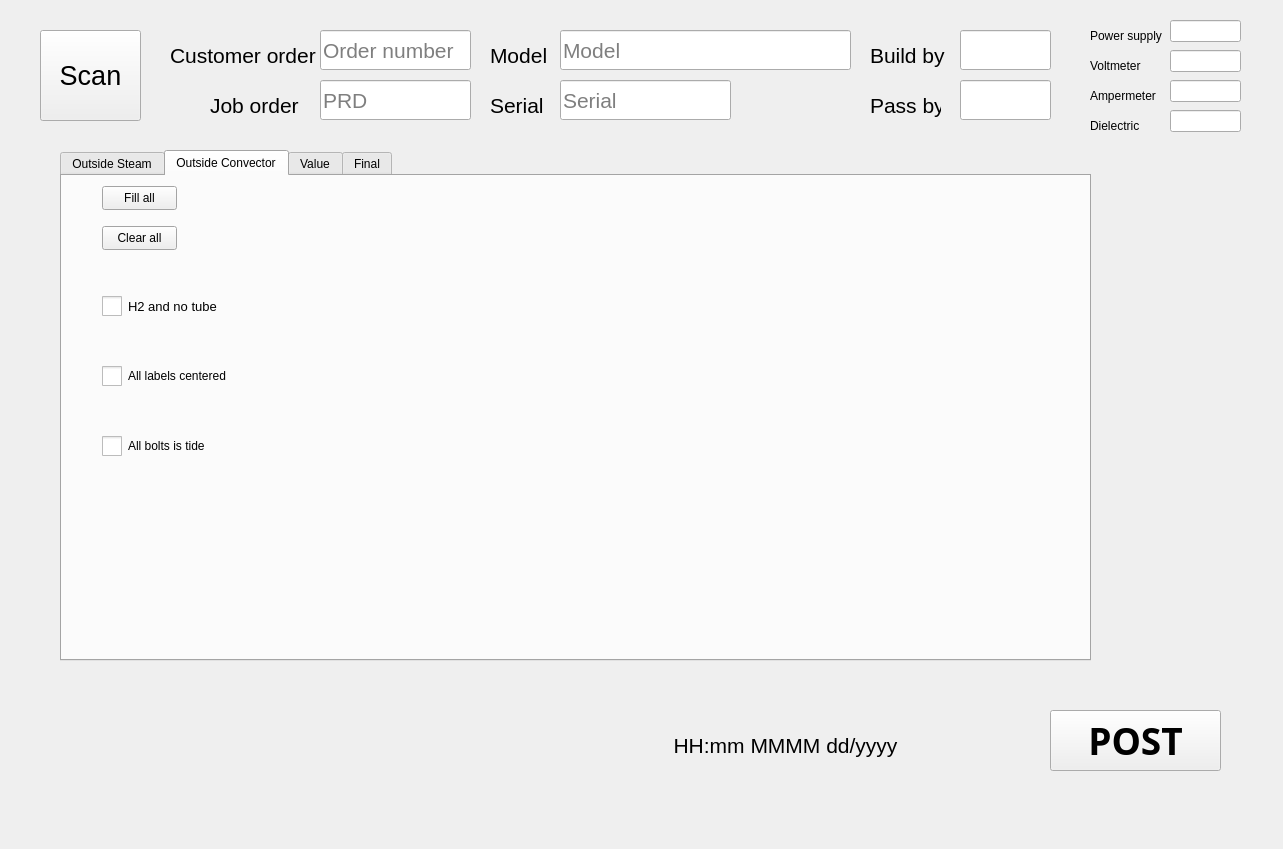
Above: frontend.ui from yehor393/TesterReport before the change. Below: the same form after it.
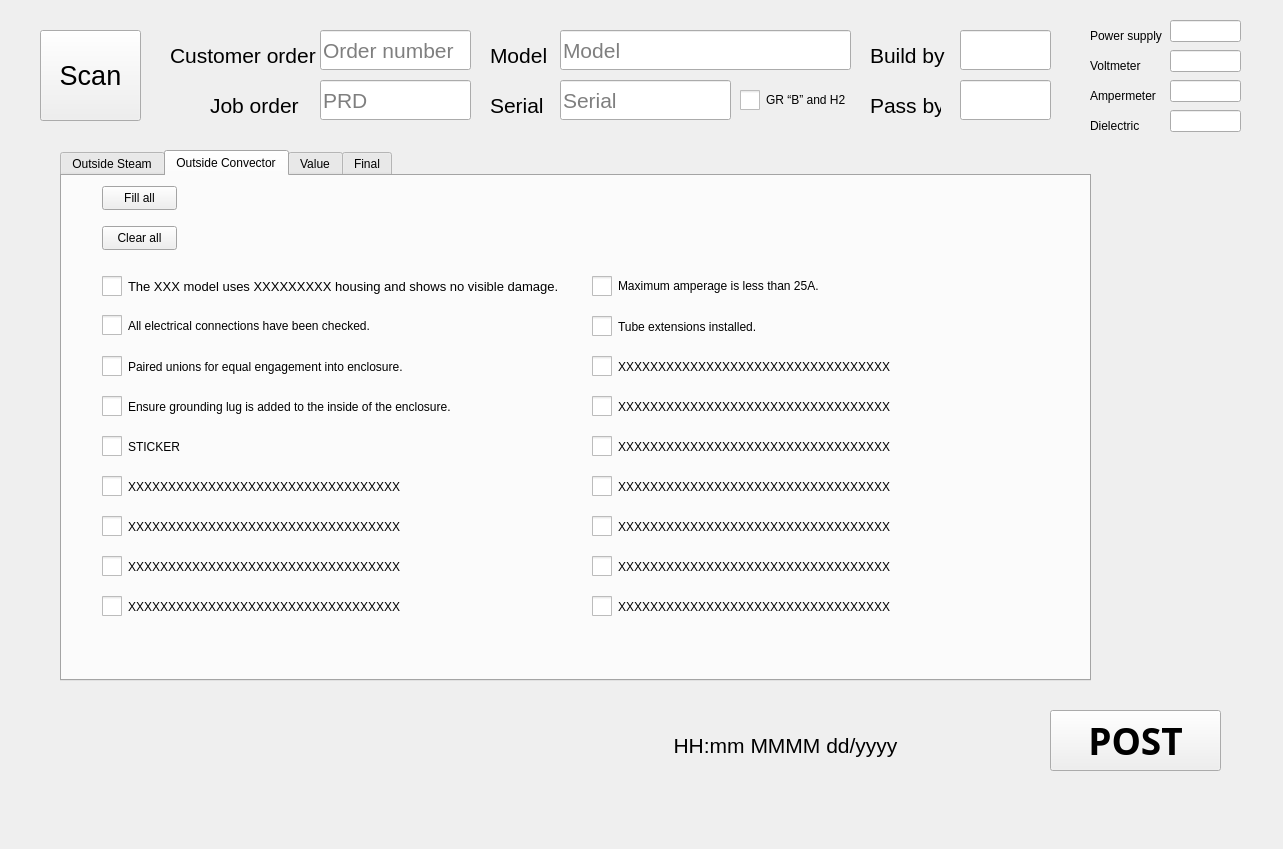
That is the form after the change. Icons and pictures are not drawn.

Commit message:
feat: add XC and CF models, checkBoxes (H2, maxAmps) for build in T and w/o T, enclosure recognizing
- Implemented logic for parsing and handling XC and CF models.
- Added functionality to show/hide checkBoxes (H2, maxAmps):
  - H2 is hidden only for 'Thermostat' option.
  - maxAmps is shown for  'Thermostat' options.
- Included proper enclosure type recognition:
  - Supports IIC, IIB, and default None.

```diff
--- a/frontend.ui
+++ b/frontend.ui
@@ -77,7 +77,7 @@
       <x>60</x>
       <y>150</y>
       <width>1031</width>
-      <height>511</height>
+      <height>531</height>
      </rect>
     </property>
     <property name="palette">
@@ -226,8 +226,8 @@
       <property name="geometry">
        <rect>
         <x>40</x>
-        <y>110</y>
-        <width>161</width>
+        <y>90</y>
+        <width>471</width>
         <height>40</height>
        </rect>
       </property>
@@ -252,16 +252,16 @@
 </string>
       </property>
       <property name="text">
-       <string>H2 and no tube</string>
+       <string>The XXX model uses XXXXXXXXX housing and shows no visible damage.</string>
       </property>
      </widget>
      <widget class="QCheckBox" name="checkBox_5">
       <property name="geometry">
        <rect>
         <x>40</x>
-        <y>180</y>
-        <width>151</width>
-        <height>40</height>
+        <y>129</y>
+        <width>301</width>
+        <height>41</height>
        </rect>
       </property>
       <property name="styleSheet">
@@ -280,15 +280,15 @@
 </string>
       </property>
       <property name="text">
-       <string>All labels centered  </string>
+       <string>All electrical connections have been checked.</string>
       </property>
      </widget>
      <widget class="QCheckBox" name="checkBox_6">
       <property name="geometry">
        <rect>
-        <x>40</x>
-        <y>250</y>
-        <width>151</width>
+        <x>530</x>
+        <y>90</y>
+        <width>301</width>
         <height>40</height>
        </rect>
       </property>
@@ -317,7 +317,7 @@
 </string>
       </property>
       <property name="text">
-       <string>All bolts is tide</string>
+       <string>Maximum amperage is less than 25A.</string>
       </property>
       <property name="iconSize">
        <size>
@@ -352,6 +352,426 @@
        <string>Fill all</string>
       </property>
      </widget>
+     <widget class="QCheckBox" name="checkBox_8">
+      <property name="geometry">
+       <rect>
+        <x>40</x>
+        <y>170</y>
+        <width>301</width>
+        <height>41</height>
+       </rect>
+      </property>
+      <property name="styleSheet">
+       <string notr="true">QCheckBox::indicator {
+    width: 20px;  /* Розмір квадратика */
+    height: 20px;
+}
+
+QCheckBox::indicator:unchecked {
+    image: url(default_unchecked.png);  /* Зображення для неактивної галочки */
+}
+
+QCheckBox::indicator:checked {
+    image: url(default_checked.png);  /* Зображення для активної галочки */
+}
+</string>
+      </property>
+      <property name="text">
+       <string>Paired unions for equal engagement into enclosure.</string>
+      </property>
+     </widget>
+     <widget class="QCheckBox" name="checkBox_9">
+      <property name="geometry">
+       <rect>
+        <x>40</x>
+        <y>210</y>
+        <width>371</width>
+        <height>41</height>
+       </rect>
+      </property>
+      <property name="styleSheet">
+       <string notr="true">QCheckBox::indicator {
+    width: 20px;  /* Розмір квадратика */
+    height: 20px;
+}
+
+QCheckBox::indicator:unchecked {
+    image: url(default_unchecked.png);  /* Зображення для неактивної галочки */
+}
+
+QCheckBox::indicator:checked {
+    image: url(default_checked.png);  /* Зображення для активної галочки */
+}
+</string>
+      </property>
+      <property name="text">
+       <string>Ensure grounding lug is added to the inside of the enclosure.</string>
+      </property>
+     </widget>
+     <widget class="QCheckBox" name="checkBox_10">
+      <property name="geometry">
+       <rect>
+        <x>40</x>
+        <y>250</y>
+        <width>301</width>
+        <height>41</height>
+       </rect>
+      </property>
+      <property name="styleSheet">
+       <string notr="true">QCheckBox::indicator {
+    width: 20px;  /* Розмір квадратика */
+    height: 20px;
+}
+
+QCheckBox::indicator:unchecked {
+    image: url(default_unchecked.png);  /* Зображення для неактивної галочки */
+}
+
+QCheckBox::indicator:checked {
+    image: url(default_checked.png);  /* Зображення для активної галочки */
+}
+</string>
+      </property>
+      <property name="text">
+       <string>STICKER</string>
+      </property>
+     </widget>
+     <widget class="QCheckBox" name="checkBox_11">
+      <property name="geometry">
+       <rect>
+        <x>40</x>
+        <y>290</y>
+        <width>301</width>
+        <height>41</height>
+       </rect>
+      </property>
+      <property name="styleSheet">
+       <string notr="true">QCheckBox::indicator {
+    width: 20px;  /* Розмір квадратика */
+    height: 20px;
+}
+
+QCheckBox::indicator:unchecked {
+    image: url(default_unchecked.png);  /* Зображення для неактивної галочки */
+}
+
+QCheckBox::indicator:checked {
+    image: url(default_checked.png);  /* Зображення для активної галочки */
+}
+</string>
+      </property>
+      <property name="text">
+       <string>XXXXXXXXXXXXXXXXXXXXXXXXXXXXXXXXXX</string>
+      </property>
+     </widget>
+     <widget class="QCheckBox" name="checkBox_12">
+      <property name="geometry">
+       <rect>
+        <x>40</x>
+        <y>370</y>
+        <width>301</width>
+        <height>41</height>
+       </rect>
+      </property>
+      <property name="styleSheet">
+       <string notr="true">QCheckBox::indicator {
+    width: 20px;  /* Розмір квадратика */
+    height: 20px;
+}
+
+QCheckBox::indicator:unchecked {
+    image: url(default_unchecked.png);  /* Зображення для неактивної галочки */
+}
+
+QCheckBox::indicator:checked {
+    image: url(default_checked.png);  /* Зображення для активної галочки */
+}
+</string>
+      </property>
+      <property name="text">
+       <string>XXXXXXXXXXXXXXXXXXXXXXXXXXXXXXXXXX</string>
+      </property>
+     </widget>
+     <widget class="QCheckBox" name="checkBox_13">
+      <property name="geometry">
+       <rect>
+        <x>40</x>
+        <y>330</y>
+        <width>301</width>
+        <height>41</height>
+       </rect>
+      </property>
+      <property name="styleSheet">
+       <string notr="true">QCheckBox::indicator {
+    width: 20px;  /* Розмір квадратика */
+    height: 20px;
+}
+
+QCheckBox::indicator:unchecked {
+    image: url(default_unchecked.png);  /* Зображення для неактивної галочки */
+}
+
+QCheckBox::indicator:checked {
+    image: url(default_checked.png);  /* Зображення для активної галочки */
+}
+</string>
+      </property>
+      <property name="text">
+       <string>XXXXXXXXXXXXXXXXXXXXXXXXXXXXXXXXXX</string>
+      </property>
+     </widget>
+     <widget class="QCheckBox" name="checkBox_14">
+      <property name="geometry">
+       <rect>
+        <x>40</x>
+        <y>410</y>
+        <width>301</width>
+        <height>41</height>
+       </rect>
+      </property>
+      <property name="styleSheet">
+       <string notr="true">QCheckBox::indicator {
+    width: 20px;  /* Розмір квадратика */
+    height: 20px;
+}
+
+QCheckBox::indicator:unchecked {
+    image: url(default_unchecked.png);  /* Зображення для неактивної галочки */
+}
+
+QCheckBox::indicator:checked {
+    image: url(default_checked.png);  /* Зображення для активної галочки */
+}
+</string>
+      </property>
+      <property name="text">
+       <string>XXXXXXXXXXXXXXXXXXXXXXXXXXXXXXXXXX</string>
+      </property>
+     </widget>
+     <widget class="QCheckBox" name="checkBox_15">
+      <property name="geometry">
+       <rect>
+        <x>530</x>
+        <y>130</y>
+        <width>301</width>
+        <height>41</height>
+       </rect>
+      </property>
+      <property name="styleSheet">
+       <string notr="true">QCheckBox::indicator {
+    width: 20px;  /* Розмір квадратика */
+    height: 20px;
+}
+
+QCheckBox::indicator:unchecked {
+    image: url(default_unchecked.png);  /* Зображення для неактивної галочки */
+}
+
+QCheckBox::indicator:checked {
+    image: url(default_checked.png);  /* Зображення для активної галочки */
+}
+</string>
+      </property>
+      <property name="text">
+       <string>Tube extensions installed.</string>
+      </property>
+     </widget>
+     <widget class="QCheckBox" name="checkBox_16">
+      <property name="geometry">
+       <rect>
+        <x>530</x>
+        <y>210</y>
+        <width>301</width>
+        <height>41</height>
+       </rect>
+      </property>
+      <property name="styleSheet">
+       <string notr="true">QCheckBox::indicator {
+    width: 20px;  /* Розмір квадратика */
+    height: 20px;
+}
+
+QCheckBox::indicator:unchecked {
+    image: url(default_unchecked.png);  /* Зображення для неактивної галочки */
+}
+
+QCheckBox::indicator:checked {
+    image: url(default_checked.png);  /* Зображення для активної галочки */
+}
+</string>
+      </property>
+      <property name="text">
+       <string>XXXXXXXXXXXXXXXXXXXXXXXXXXXXXXXXXX</string>
+      </property>
+     </widget>
+     <widget class="QCheckBox" name="checkBox_17">
+      <property name="geometry">
+       <rect>
+        <x>530</x>
+        <y>170</y>
+        <width>301</width>
+        <height>41</height>
+       </rect>
+      </property>
+      <property name="styleSheet">
+       <string notr="true">QCheckBox::indicator {
+    width: 20px;  /* Розмір квадратика */
+    height: 20px;
+}
+
+QCheckBox::indicator:unchecked {
+    image: url(default_unchecked.png);  /* Зображення для неактивної галочки */
+}
+
+QCheckBox::indicator:checked {
+    image: url(default_checked.png);  /* Зображення для активної галочки */
+}
+</string>
+      </property>
+      <property name="text">
+       <string>XXXXXXXXXXXXXXXXXXXXXXXXXXXXXXXXXX</string>
+      </property>
+     </widget>
+     <widget class="QCheckBox" name="checkBox_18">
+      <property name="geometry">
+       <rect>
+        <x>530</x>
+        <y>250</y>
+        <width>301</width>
+        <height>41</height>
+       </rect>
+      </property>
+      <property name="styleSheet">
+       <string notr="true">QCheckBox::indicator {
+    width: 20px;  /* Розмір квадратика */
+    height: 20px;
+}
+
+QCheckBox::indicator:unchecked {
+    image: url(default_unchecked.png);  /* Зображення для неактивної галочки */
+}
+
+QCheckBox::indicator:checked {
+    image: url(default_checked.png);  /* Зображення для активної галочки */
+}
+</string>
+      </property>
+      <property name="text">
+       <string>XXXXXXXXXXXXXXXXXXXXXXXXXXXXXXXXXX</string>
+      </property>
+     </widget>
+     <widget class="QCheckBox" name="checkBox_19">
+      <property name="geometry">
+       <rect>
+        <x>530</x>
+        <y>410</y>
+        <width>301</width>
+        <height>41</height>
+       </rect>
+      </property>
+      <property name="styleSheet">
+       <string notr="true">QCheckBox::indicator {
+    width: 20px;  /* Розмір квадратика */
+    height: 20px;
+}
+
+QCheckBox::indicator:unchecked {
+    image: url(default_unchecked.png);  /* Зображення для неактивної галочки */
+}
+
+QCheckBox::indicator:checked {
+    image: url(default_checked.png);  /* Зображення для активної галочки */
+}
+</string>
+      </property>
+      <property name="text">
+       <string>XXXXXXXXXXXXXXXXXXXXXXXXXXXXXXXXXX</string>
+      </property>
+     </widget>
+     <widget class="QCheckBox" name="checkBox_20">
+      <property name="geometry">
+       <rect>
+        <x>530</x>
+        <y>370</y>
+        <width>301</width>
+        <height>41</height>
+       </rect>
+      </property>
+      <property name="styleSheet">
+       <string notr="true">QCheckBox::indicator {
+    width: 20px;  /* Розмір квадратика */
+    height: 20px;
+}
+
+QCheckBox::indicator:unchecked {
+    image: url(default_unchecked.png);  /* Зображення для неактивної галочки */
+}
+
+QCheckBox::indicator:checked {
+    image: url(default_checked.png);  /* Зображення для активної галочки */
+}
+</string>
+      </property>
+      <property name="text">
+       <string>XXXXXXXXXXXXXXXXXXXXXXXXXXXXXXXXXX</string>
+      </property>
+     </widget>
+     <widget class="QCheckBox" name="checkBox_21">
+      <property name="geometry">
+       <rect>
+        <x>530</x>
+        <y>290</y>
+        <width>301</width>
+        <height>41</height>
+       </rect>
+      </property>
+      <property name="styleSheet">
+       <string notr="true">QCheckBox::indicator {
+    width: 20px;  /* Розмір квадратика */
+    height: 20px;
+}
+
+QCheckBox::indicator:unchecked {
+    image: url(default_unchecked.png);  /* Зображення для неактивної галочки */
+}
+
+QCheckBox::indicator:checked {
+    image: url(default_checked.png);  /* Зображення для активної галочки */
+}
+</string>
+      </property>
+      <property name="text">
+       <string>XXXXXXXXXXXXXXXXXXXXXXXXXXXXXXXXXX</string>
+      </property>
+     </widget>
+     <widget class="QCheckBox" name="checkBox_22">
+      <property name="geometry">
+       <rect>
+        <x>530</x>
+        <y>330</y>
+        <width>301</width>
+        <height>41</height>
+       </rect>
+      </property>
+      <property name="styleSheet">
+       <string notr="true">QCheckBox::indicator {
+    width: 20px;  /* Розмір квадратика */
+    height: 20px;
+}
+
+QCheckBox::indicator:unchecked {
+    image: url(default_unchecked.png);  /* Зображення для неактивної галочки */
+}
+
+QCheckBox::indicator:checked {
+    image: url(default_checked.png);  /* Зображення для активної галочки */
+}
+</string>
+      </property>
+      <property name="text">
+       <string>XXXXXXXXXXXXXXXXXXXXXXXXXXXXXXXXXX</string>
+      </property>
+     </widget>
     </widget>
     <widget class="QWidget" name="ValueTab">
      <attribute name="title">
@@ -887,6 +1307,49 @@
      <set>Qt::AlignCenter</set>
     </property>
    </widget>
+   <widget class="QCheckBox" name="checkBox_h2">
+    <property name="geometry">
+     <rect>
+      <x>740</x>
+      <y>80</y>
+      <width>111</width>
+      <height>40</height>
+     </rect>
+    </property>
+    <property name="sizePolicy">
+     <sizepolicy hsizetype="Minimum" vsizetype="Fixed">
+      <horstretch>0</horstretch>
+      <verstretch>0</verstretch>
+     </sizepolicy>
+    </property>
+    <property name="layoutDirection">
+     <enum>Qt::LeftToRight</enum>
+    </property>
+    <property name="styleSheet">
+     <string notr="true">QCheckBox::indicator {
+    width: 20px;  /* Розмір квадратика */
+    height: 20px;
+}
+
+QCheckBox::indicator:unchecked {
+    image: url(default_unchecked.png);  /* Зображення для неактивної галочки */
+}
+
+QCheckBox::indicator:checked {
+    image: url(default_checked.png);  /* Зображення для активної галочки */
+}
+</string>
+    </property>
+    <property name="text">
+     <string>GR “B” and H2</string>
+    </property>
+    <property name="iconSize">
+     <size>
+      <width>16</width>
+      <height>16</height>
+     </size>
+    </property>
+   </widget>
   </widget>
   <widget class="QMenuBar" name="menubar">
    <property name="geometry">
```
Left out of the diff: 65 changed lines with no effect on the pictures. The commit also changes 1 other file.
